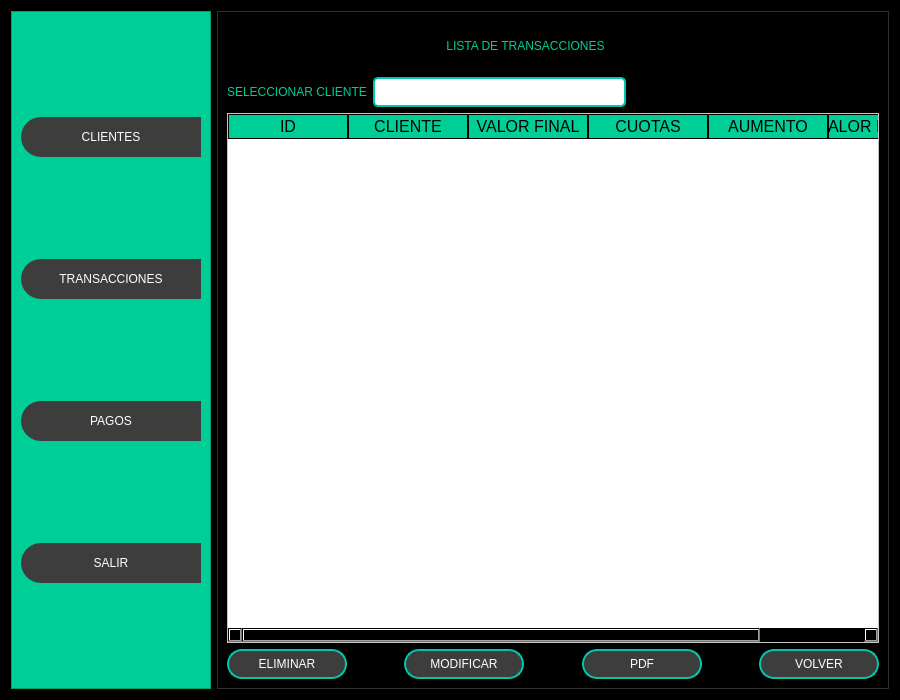
Qt form Front/Proyecto_Inmobiliaria.ui (MartinFernandezSantia/AplicacionPyThonPyQT6) before a commit.
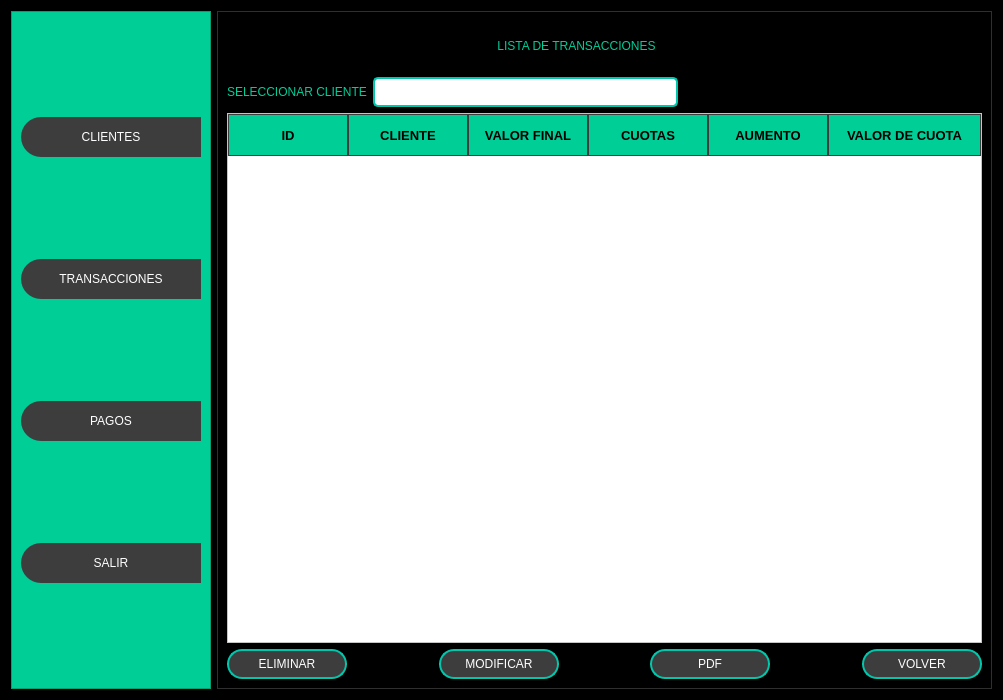
The same form after that commit. The open tabs and pages were chosen to show the change. Icons and pictures are not drawn.

Commit message: Se cambio controles de colores

Diff of the .ui file:
```diff
--- a/Front/Proyecto_Inmobiliaria.ui
+++ b/Front/Proyecto_Inmobiliaria.ui
@@ -6,7 +6,7 @@
    <rect>
     <x>0</x>
     <y>0</y>
-    <width>900</width>
+    <width>1003</width>
     <height>700</height>
    </rect>
   </property>
@@ -343,6 +343,11 @@
 	border-radius: 5px;  
 }
 
+QComboBox QAbstractItemView {
+    background-color: white;
+    color: black;
+}
+
 QDoubleSpinBox, QSpinBox {
     background-color: white;
     color: black;
@@ -374,48 +379,49 @@
 /* Cambia el color de fondo del desplegable de QDateEdit */
 QDateEdit::drop-down {
     background-color: white;
+	font-weight: bold;
 }
 
 /* Cambia el color de fondo del QCalendarWidget */
 QCalendarWidget QWidget {
-    background-color: white;
-}
-
-/* Cambia el color de fondo y el color del texto de los días en el calendario */
-QCalendarWidget QAbstractItemView {
-    background-color: white;
-    color: black;
-}
-
-/* Cambia el color del texto de los botones de navegación (mes y año) */
-QCalendarWidget QToolButton {
-    color: black;
-}
-
-/* Cambia el color de fondo y el color del texto de los menús desplegables */
-QCalendarWidget QMenu {
-    background-color: white;
-    color: black;
+    background-color: #1777a4;
+	font-weight: bold;
 }
 
 /* Cambia el color de fondo y el color del texto de los campos de año y mes */
 QCalendarWidget QSpinBox {
-    background-color: white;
-    color: black;
+    background-color: #1777a4;
+    color: white;
+	font-weight: bold;
 }
 
 /* Cambia el color del texto de los encabezados de los días de la semana */
 QCalendarWidget QTableView QHeaderView::section {
-    color: white; /* Cambia el texto de los días de la semana a blanco */
-    background-color: black; /* Puedes ajustar el fondo del encabezado si lo deseas */
+    color: white; /* Cambia el texto de los días de la semana a negro */
+	font-weight: bold;
 }
 
 /* Cambia el color de fondo de los encabezados de los días de la semana */
 QCalendarWidget QTableView {
-    background-color: white;
-    color: black; /* Cambia el texto de los días a negro */
+    background-color: #1777a4;
+    color: white; /* Cambia el texto de los días a negro */
+	font-weight: bold;
 }
 
+/* Cambia el color del texto de los días de la semana */
+QCalendarWidget QTableView QHeaderView {
+    color: white; /* Cambia el texto de los días de la semana a negro */
+	font-weight: bold;
+}
+
+/* Cambia el color del texto de los meses y años desplegables */
+QCalendarWidget QComboBox {
+    color: white; /* Cambia el texto de los meses y años a negro */
+	font-weight: bold;
+}
+
+
+
 
 
 </string>
@@ -1196,6 +1202,22 @@
                    <property name="tabletTracking">
                     <bool>false</bool>
                    </property>
+                   <property name="styleSheet">
+                    <string notr="true">QTableWidget::item {
+    padding: 5px;
+}
+
+QHeaderView::section {
+    font-size: 13px;
+    font-weight: bold;
+    text-align: center;
+    border: 1px solid rgb(61, 61, 61);
+}
+
+QHeaderView::section::horizontal {
+    height: 40px;
+}</string>
+                   </property>
                    <property name="editTriggers">
                     <set>QAbstractItemView::EditTrigger::NoEditTriggers</set>
                    </property>
```
Left out of the diff: 33 changed lines with no effect on the pictures.
